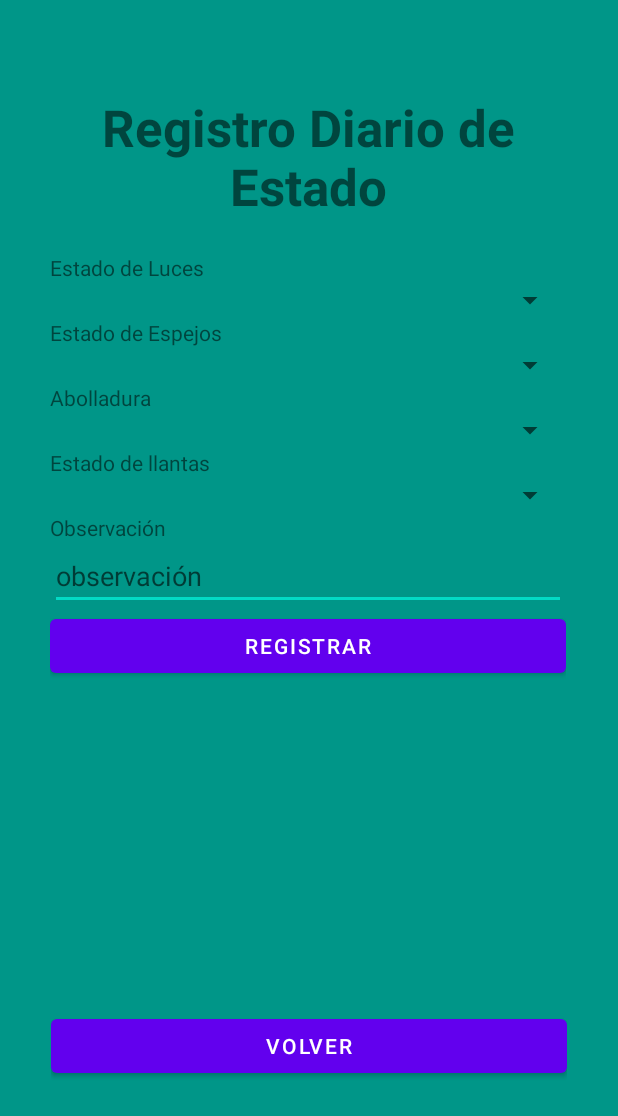
After one commit to Julian26R/SafetyRoadCOL, an Android app: the layout activity_registro_inspeccion.xml on its own in the app's theme, with its tools: preview values and no code run, on a phone screen of 412 x 824 dp. The commit adds this screen. Shown: the top 1116 px of the screen. Run offline under Robolectric (Android 15) with nearby library versions, the phone set to English and light mode, and no system bars.

Commit message:
registro diario con validacion diaria, y ajuste de logo y devolucion

```diff
--- a/app/src/main/AndroidManifest.xml
+++ b/app/src/main/AndroidManifest.xml
@@ -10,6 +10,9 @@
         android:supportsRtl="true"
         android:theme="@style/Theme.SafetyRoadCOL">
         <activity
+            android:name=".RegistroInspeccion"
+            android:exported="false" />
+        <activity
             android:name=".RegistrarVehiculo"
             android:exported="false" />
         <activity
@@ -20,9 +23,6 @@
             android:exported="false" />
         <activity
             android:name=".InicioAdmin"
-            android:exported="false" />
-        <activity
-            android:name=".Direccionador"
             android:exported="false" />
         <activity
             android:name=".Login"
--- a/app/src/main/res/layout/activity_registrar_usuario.xml
+++ b/app/src/main/res/layout/activity_registrar_usuario.xml
@@ -4,7 +4,8 @@
     xmlns:tools="http://schemas.android.com/tools"
     android:layout_width="match_parent"
     android:layout_height="match_parent"
-    tools:context=".RegistrarUsuario">
+    tools:context=".RegistrarUsuario"
+    android:background="@color/green">
 
     <LinearLayout
         android:layout_width="390dp"
--- a/app/src/main/res/layout/activity_registrar_vehiculo.xml
+++ b/app/src/main/res/layout/activity_registrar_vehiculo.xml
@@ -4,7 +4,8 @@
     xmlns:tools="http://schemas.android.com/tools"
     android:layout_width="match_parent"
     android:layout_height="match_parent"
-    tools:context=".RegistrarVehiculo">
+    tools:context=".RegistrarVehiculo"
+    android:background="@color/green">
 
     <LinearLayout
         android:layout_width="399dp"
--- /dev/null
+++ b/app/src/main/res/layout/activity_registro_inspeccion.xml
@@ -0,0 +1,118 @@
+<?xml version="1.0" encoding="utf-8"?>
+<androidx.constraintlayout.widget.ConstraintLayout xmlns:android="http://schemas.android.com/apk/res/android"
+    xmlns:app="http://schemas.android.com/apk/res-auto"
+    xmlns:tools="http://schemas.android.com/tools"
+    android:layout_width="match_parent"
+    android:layout_height="match_parent"
+    tools:context=".RegistroInspeccion"
+    android:background="@color/green">
+
+    <LinearLayout
+        android:id="@+id/linearLayout6"
+        android:layout_width="344dp"
+        android:layout_height="561dp"
+        android:orientation="vertical"
+        app:layout_constraintBottom_toBottomOf="parent"
+        app:layout_constraintEnd_toEndOf="parent"
+        app:layout_constraintHorizontal_bias="0.492"
+        app:layout_constraintStart_toStartOf="parent"
+        app:layout_constraintTop_toTopOf="parent"
+        app:layout_constraintVertical_bias="0.235">
+
+        <TextView
+            android:id="@+id/textView23"
+            android:layout_width="match_parent"
+            android:layout_height="wrap_content"
+            android:text="Registro Diario de Estado"
+            android:textAlignment="center"
+            android:textSize="34sp"
+            android:textStyle="bold" />
+
+        <TextView
+            android:id="@+id/tv_Vehiculo_ins"
+            android:layout_width="match_parent"
+            android:layout_height="wrap_content"
+            android:textSize="16sp"
+            android:textStyle="bold" />
+
+        <TextView
+            android:id="@+id/textView24"
+            android:layout_width="match_parent"
+            android:layout_height="wrap_content"
+            android:text="Estado de Luces" />
+
+        <Spinner
+            android:id="@+id/sp_luces_ins"
+            android:layout_width="match_parent"
+            android:layout_height="wrap_content" />
+
+        <TextView
+            android:id="@+id/textView25"
+            android:layout_width="match_parent"
+            android:layout_height="wrap_content"
+            android:text="Estado de Espejos" />
+
+        <Spinner
+            android:id="@+id/sp_espejos_ins"
+            android:layout_width="match_parent"
+            android:layout_height="wrap_content" />
+
+        <TextView
+            android:id="@+id/textView26"
+            android:layout_width="match_parent"
+            android:layout_height="wrap_content"
+            android:text="Abolladura" />
+
+        <Spinner
+            android:id="@+id/sp_abolla_ins"
+            android:layout_width="match_parent"
+            android:layout_height="wrap_content" />
+
+        <TextView
+            android:id="@+id/textView27"
+            android:layout_width="match_parent"
+            android:layout_height="wrap_content"
+            android:text="Estado de llantas" />
+
+        <Spinner
+            android:id="@+id/sp_llantas_ins"
+            android:layout_width="match_parent"
+            android:layout_height="wrap_content" />
+
+        <TextView
+            android:id="@+id/textView28"
+            android:layout_width="match_parent"
+            android:layout_height="wrap_content"
+            android:text="Observación" />
+
+        <EditText
+            android:id="@+id/et_obs_ins"
+            android:layout_width="match_parent"
+            android:layout_height="wrap_content"
+            android:ems="10"
+            android:hint="observación"
+            android:inputType="textPersonName" />
+
+        <Button
+            android:id="@+id/btn_registrar_ins"
+            android:layout_width="match_parent"
+            android:layout_height="wrap_content"
+            android:text="Registrar" />
+    </LinearLayout>
+
+    <LinearLayout
+        android:layout_width="344dp"
+        android:layout_height="101dp"
+        android:orientation="vertical"
+        app:layout_constraintBottom_toBottomOf="parent"
+        app:layout_constraintEnd_toEndOf="parent"
+        app:layout_constraintStart_toStartOf="parent"
+        app:layout_constraintTop_toBottomOf="@+id/linearLayout6">
+
+        <Button
+            android:id="@+id/btn_volver_ins"
+            android:layout_width="match_parent"
+            android:layout_height="wrap_content"
+            android:text="Volver" />
+    </LinearLayout>
+</androidx.constraintlayout.widget.ConstraintLayout>
```
Also changed, not shown: app/src/main/java/com/ean/safetyroadcol/InicioUser.kt (+20 -11 lines), app/src/main/java/com/ean/safetyroadcol/RegistroInspeccion.kt (added, +131 -0 lines), app/src/main/res/drawable/logo.jpeg, app/src/main/res/mipmap-xxxhdpi/logo.jpeg.
